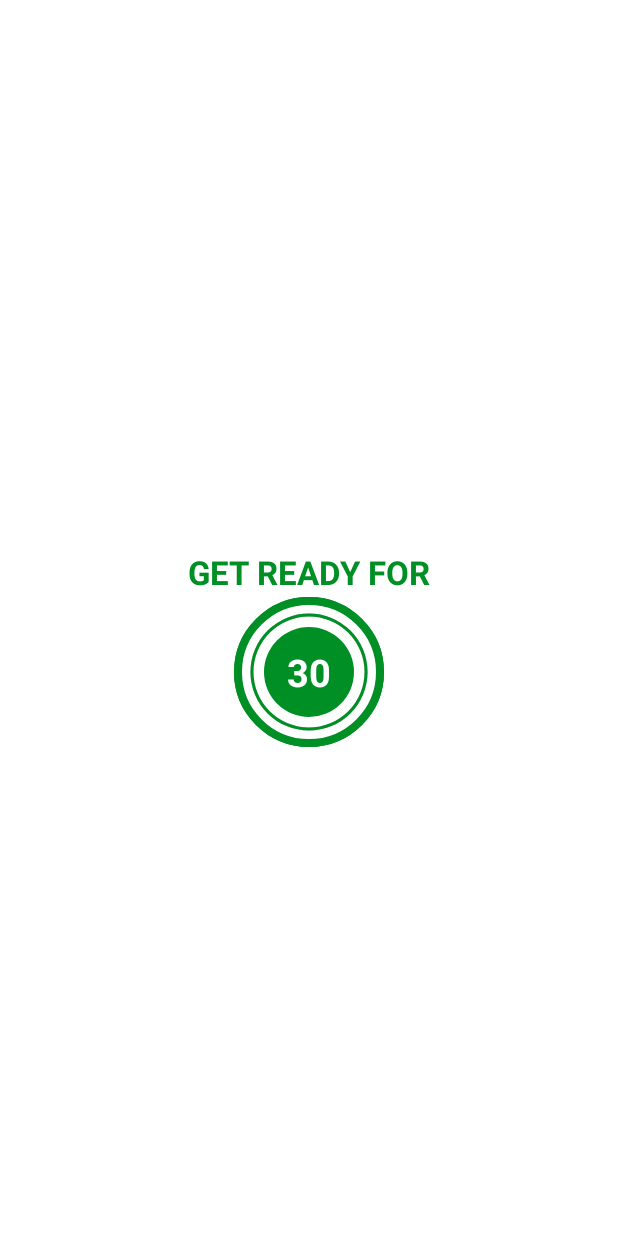
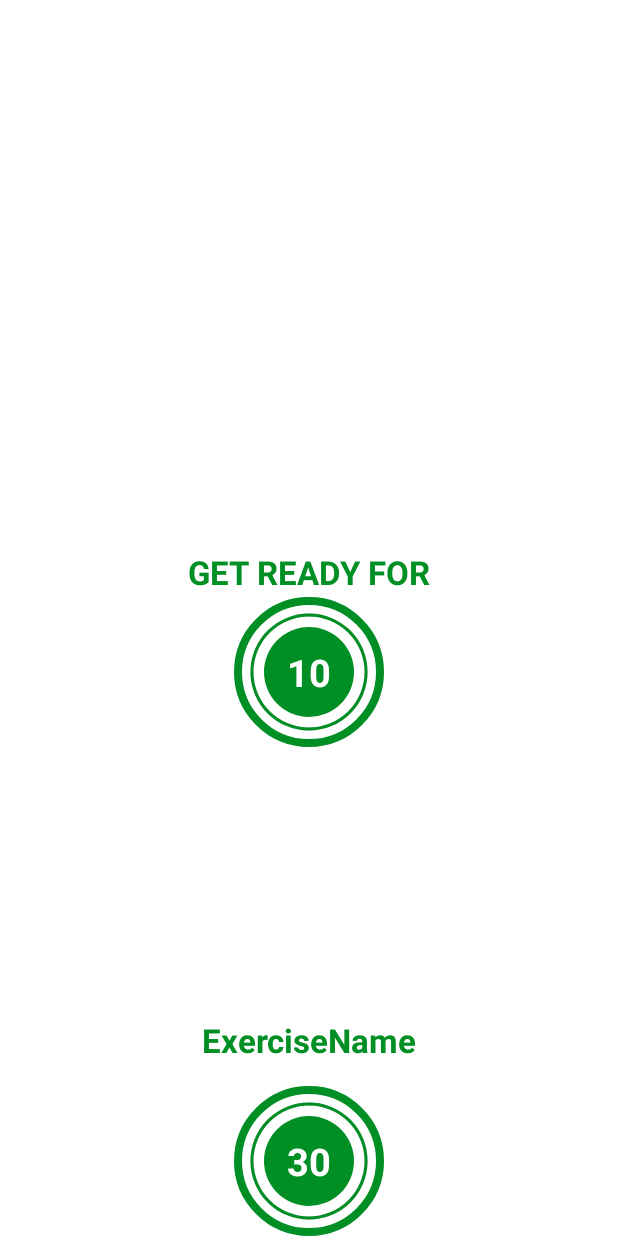
Before and after one commit to Shokhzod2202/Seven-Minut-Workout, an Android app: the layout activity_exercise.xml on its own in the app's theme, with its tools: preview values and no code run, on a phone screen of 412 x 824 dp. Run offline under Robolectric (Android 15) with nearby library versions, the phone set to English and light mode, and no system bars.

Commit message:
adding defaultExerciseList and its setup and show in view

```diff
--- a/app/src/main/res/layout/activity_exercise.xml
+++ b/app/src/main/res/layout/activity_exercise.xml
@@ -8,12 +8,11 @@
 
     <androidx.appcompat.widget.Toolbar
         android:id="@+id/toolbarExercise"
-        app:layout_constraintTop_toTopOf="parent"
         android:layout_width="match_parent"
-        android:layout_marginBottom="16dp"
-        android:theme="@style/ToolbarTheme"
         android:layout_height="?android:attr/actionBarSize"
         android:background="@color/white"
+        android:theme="@style/ToolbarTheme"
+        app:layout_constraintTop_toTopOf="parent"
         app:titleTextColor="@color/colorPrimary"
 
         />
@@ -27,13 +26,13 @@
         android:textColor="@color/colorAccent"
         android:textStyle="bold"
         android:layout_marginBottom="2dp"
-        app:layout_constraintBottom_toTopOf="@id/fl_progressBar"
+        app:layout_constraintBottom_toTopOf="@id/flRestView"
         app:layout_constraintEnd_toEndOf="parent"
         app:layout_constraintStart_toStartOf="parent"
         />
 
     <FrameLayout
-        android:id="@+id/fl_progressBar"
+        android:id="@+id/flRestView"
         android:layout_width="100dp"
         android:layout_height="100dp"
         android:layout_marginTop="16dp"
@@ -77,6 +76,32 @@
 
     </FrameLayout>
 
+    <!--TODO ( Add the information about the upcoming Exercise "Get Ready for <Next_Exercise> " -->
+    <!--You left here -> See you Tomorrow here -->
+    <ImageView
+        android:id="@+id/ivImage"
+        android:layout_width="match_parent"
+        android:layout_height="0dp"
+        android:scaleType="fitXY"
+        android:src="@drawable/ic_jumping_jacks"
+        android:visibility="invisible"
+        app:layout_constraintBottom_toTopOf="@id/tvExerciseName"
+        app:layout_constraintTop_toBottomOf="@id/toolbarExercise" />
+
+    <TextView
+        android:id="@+id/tvExerciseName"
+        android:layout_width="wrap_content"
+        android:layout_height="wrap_content"
+        android:text="ExerciseName"
+        android:textColor="@color/colorAccent"
+        android:textSize="22sp"
+        android:textStyle="bold"
+        android:visibility="gone"
+        app:layout_constraintEnd_toEndOf="parent"
+        app:layout_constraintStart_toStartOf="parent"
+        app:layout_constraintTop_toBottomOf="@+id/ivImage"
+        tools:visibility="visible" />
+
     <FrameLayout
         android:id="@+id/flExerciseView"
         android:layout_width="100dp"
@@ -88,7 +113,7 @@
         app:layout_constraintBottom_toBottomOf="parent"
         app:layout_constraintEnd_toEndOf="parent"
         app:layout_constraintStart_toStartOf="parent"
-        app:layout_constraintTop_toBottomOf="@id/toolbarExercise">
+        app:layout_constraintTop_toBottomOf="@id/tvExerciseName">
 
         <ProgressBar
             android:id="@+id/progressBarExercise"
```
Also changed, not shown: app/src/main/java/com/example/a7minutworkout/Constants.kt (+171 -1 lines), app/src/main/java/com/example/a7minutworkout/ExerciseActivity.kt (+32 -3 lines), app/src/main/res/drawable/ic_abdominal_crunch.png (added), app/src/main/res/drawable/ic_high_knees_running_in_place.png (added), app/src/main/res/drawable/ic_jumping_jacks.png (added), app/src/main/res/drawable/ic_lunge.png (added), app/src/main/res/drawable/ic_plank.png (added), app/src/main/res/drawable/ic_push_up.png (added), app/src/main/res/drawable/ic_push_up_and_rotation.png (added), app/src/main/res/drawable/ic_side_plank.png (added), app/src/main/res/drawable/ic_squat.png (added), app/src/main/res/drawable/ic_step_up_onto_chair.png (added), app/src/main/res/drawable/ic_triceps_dip_on_chair.png (added), app/src/main/res/drawable/ic_wall_sit.png (added).
